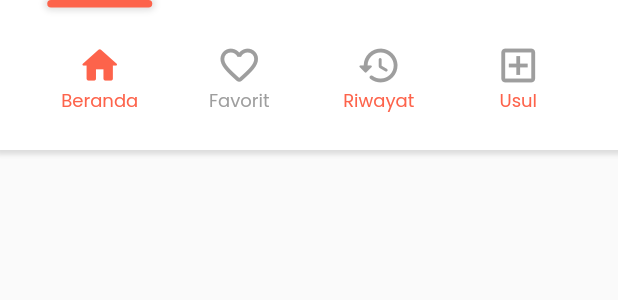
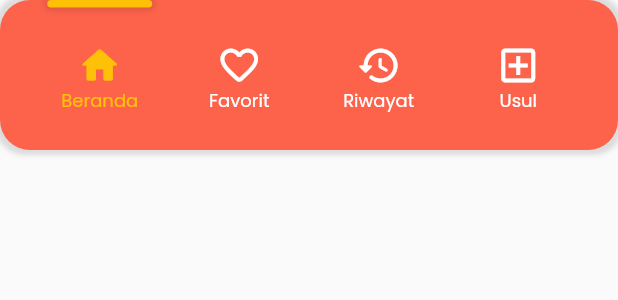
Before and after one commit to cikoedofebrian/locad-in, a Flutter app: the CustomNav widget shown alone on an empty page, opened directly with empty values, on a phone screen of 412 x 824 dp. Shown: the top 300 px of the screen. Run offline on Flutter 3.47's test engine with Material 2 defaults, Android fonts, the phone set to English and light mode, and no system bars; our stand-ins replace email_validator, flutter_native_splash, google_fonts, loading_animation_widget, shared_preferences; accounts and stored records are empty; network calls fail; statements that could not run were skipped.

Commit message:
floating navbar

```diff
--- a/app/lib/view/page/home_nav.dart
+++ b/app/lib/view/page/home_nav.dart
@@ -64,9 +64,9 @@ class _HomeNavState extends State<HomeNav> {
           return Stack(children: [
             _pageOption[_selectedIndex],
             Positioned(
-              left: 0,
-              bottom: 0,
-              right: 0,
+              left: 20,
+              bottom: 20,
+              right: 20,
               child: CustomNav(onItemTapped: _onItemTapped),
             )
           ]);
--- a/app/lib/view/widgets/custom_nav.dart
+++ b/app/lib/view/widgets/custom_nav.dart
@@ -17,9 +17,12 @@ class _CustomNavState extends State<CustomNav> {
   Widget build(BuildContext context) {
     return Container(
       height: 100,
-      decoration: BoxDecoration(color: Colors.white, boxShadow: [
-        BoxShadow(blurRadius: 2, color: Colors.black12, spreadRadius: 3)
-      ]),
+      decoration: BoxDecoration(
+          color: AppColor.primary,
+          boxShadow: [
+            BoxShadow(blurRadius: 2, color: Colors.black12, spreadRadius: 3)
+          ],
+          borderRadius: BorderRadius.circular(20)),
       padding: const EdgeInsets.symmetric(
         horizontal: 20,
       ),
@@ -39,7 +42,7 @@ class _CustomNavState extends State<CustomNav> {
                         height: 5,
                         decoration: BoxDecoration(
                           borderRadius: BorderRadius.circular(10),
-                          color: AppColor.primary,
+                          color: Colors.amber,
                           boxShadow: const [
                             BoxShadow(
                                 color: Colors.black12,
@@ -55,16 +58,14 @@ class _CustomNavState extends State<CustomNav> {
                     Icon(
                       Icons.home_rounded,
                       size: 30,
-                      color:
-                          _choosenIndex == 0 ? AppColor.primary : Colors.grey,
+                      color: _choosenIndex == 0 ? Colors.amber : Colors.white,
                     ),
                     Text(
                       'Beranda',
                       style: TextStyle(
                           fontSize: 12,
-                          color: _choosenIndex == 0
-                              ? AppColor.primary
-                              : Colors.grey),
+                          color:
+                              _choosenIndex == 0 ? Colors.amber : Colors.white),
                     ),
                   ],
                 ),
@@ -87,7 +88,7 @@ class _CustomNavState extends State<CustomNav> {
                     ? Container(
                         height: 5,
                         decoration: BoxDecoration(
-                          color: AppColor.primary,
+                          color: Colors.amber,
                           borderRadius: BorderRadius.circular(10),
                           boxShadow: [
                             BoxShadow(
@@ -106,16 +107,14 @@ class _CustomNavState extends State<CustomNav> {
                     Icon(
                       Icons.favorite_outline_rounded,
                       size: 30,
-                      color:
-                          _choosenIndex == 1 ? AppColor.primary : Colors.grey,
+                      color: _choosenIndex == 1 ? Colors.amber : Colors.white,
                     ),
                     Text(
                       'Favorit',
                       style: TextStyle(
                           fontSize: 12,
-                          color: _choosenIndex == 1
-                              ? AppColor.primary
-                              : Colors.grey),
+                          color:
+                              _choosenIndex == 1 ? Colors.amber : Colors.white),
                     ),
                   ],
                 ),
@@ -138,7 +137,7 @@ class _CustomNavState extends State<CustomNav> {
                     ? Container(
                         height: 5,
                         decoration: BoxDecoration(
-                          color: AppColor.primary,
+                          color: Colors.amber,
                           borderRadius: BorderRadius.circular(10),
                           boxShadow: [
                             BoxShadow(
@@ -157,12 +156,14 @@ class _CustomNavState extends State<CustomNav> {
                     Icon(
                       Icons.history_rounded,
                       size: 30,
-                      color:
-                          _choosenIndex == 2 ? AppColor.primary : Colors.grey,
+                      color: _choosenIndex == 2 ? Colors.amber : Colors.white,
                     ),
                     Text(
                       'Riwayat',
-                      style: TextStyle(fontSize: 12, color: AppColor.primary),
+                      style: TextStyle(
+                          fontSize: 12,
+                          color:
+                              _choosenIndex == 2 ? Colors.amber : Colors.white),
                     ),
                   ],
                 ),
@@ -185,7 +186,7 @@ class _CustomNavState extends State<CustomNav> {
                     ? Container(
                         height: 5,
                         decoration: BoxDecoration(
-                          color: AppColor.primary,
+                          color: Colors.amber,
                           borderRadius: BorderRadius.circular(10),
                           boxShadow: [
                             BoxShadow(
@@ -204,15 +205,13 @@ class _CustomNavState extends State<CustomNav> {
                     Icon(
                       Icons.add_box_outlined,
                       size: 30,
-                      color:
-                          _choosenIndex == 3 ? AppColor.primary : Colors.grey,
+                      color: _choosenIndex == 3 ? Colors.amber : Colors.white,
                     ),
                     Text(
                       'Usul',
                       style: TextStyle(
                         fontSize: 12,
-                        color:
-                            _choosenIndex == 0 ? AppColor.primary : Colors.grey,
+                        color: _choosenIndex == 3 ? Colors.amber : Colors.white,
                       ),
                     ),
                   ],
@@ -225,17 +224,17 @@ class _CustomNavState extends State<CustomNav> {
         // Icon(
         //   Icons.favorite_outline_rounded,
         //   size: 30,
-        //   color: Colors.grey,
+        //   color: Colors.white,
         // ),
         // Icon(
         //   Icons.history_rounded,
         //   size: 30,
-        //   color: Colors.grey,
+        //   color: Colors.white,
         // ),
         // Icon(
         //   Icons.add_box_outlined,
         //   size: 30,
-        //   color: Colors.grey,
+        //   color: Colors.white,
         // ),
       ]),
     );
```
